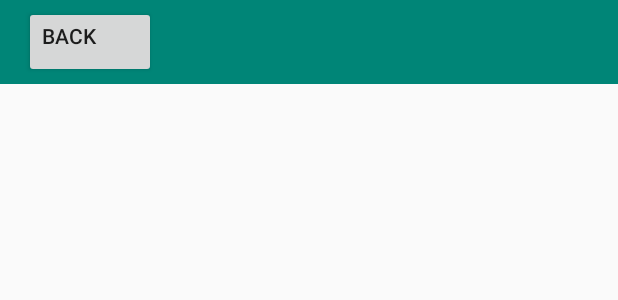
After one commit to Pavel-IT-Courses/HomeTask1, an Android app: the layout activity_edit_contact.xml on its own in the app's theme, with its tools: preview values and no code run, on a phone screen of 412 x 824 dp. The commit adds this screen. Shown: the top 300 px of the screen. Run offline under Robolectric (Android 15) with nearby library versions, the phone set to English and light mode, and no system bars.

Commit message:
EditContactActivity added

```diff
--- a/homework2/build.gradle
+++ b/homework2/build.gradle
@@ -28,6 +28,7 @@ dependencies {
 
     implementation 'androidx.appcompat:appcompat:1.1.0'
     implementation 'androidx.constraintlayout:constraintlayout:1.1.3'
+    implementation 'com.google.android.material:material:1.0.0-beta01'
     testImplementation 'junit:junit:4.12'
     androidTestImplementation 'androidx.test.ext:junit:1.1.1'
     androidTestImplementation 'androidx.test.espresso:espresso-core:3.2.0'
--- /dev/null
+++ b/homework2/src/main/res/layout/activity_edit_contact.xml
@@ -0,0 +1,24 @@
+<?xml version="1.0" encoding="utf-8"?>
+<LinearLayout xmlns:android="http://schemas.android.com/apk/res/android"
+              xmlns:app="http://schemas.android.com/apk/res-auto"
+              xmlns:tools="http://schemas.android.com/tools"
+              android:layout_width="match_parent"
+              android:layout_height="match_parent"
+              android:orientation="vertical"
+              tools:context=".EditContactActivity">
+
+    <include
+            layout="@layout/toolbar_edit"
+            android:id="@+id/toolbar_edit"/>
+
+    <LinearLayout
+            android:layout_width="match_parent"
+            android:layout_height="match_parent"
+            android:orientation="vertical"
+            android:id="@+id/inner_layout">
+
+
+
+    </LinearLayout>
+
+</LinearLayout>
--- /dev/null
+++ b/homework2/src/main/res/layout/toolbar_edit.xml
@@ -0,0 +1,20 @@
+<?xml version="1.0" encoding="utf-8"?>
+<androidx.appcompat.widget.Toolbar xmlns:android="http://schemas.android.com/apk/res/android"
+                                   xmlns:app="http://schemas.android.com/apk/res-auto"
+                                   android:layout_width="match_parent"
+                                   android:layout_height="?attr/actionBarSize"
+                                   android:paddingStart="@dimen/fab_margin"
+                                   android:paddingEnd="@dimen/fab_margin"
+                                   android:paddingTop="4dp"
+                                   android:paddingBottom="4dp"
+                                   style="@style/Toolbar"
+                                   android:orientation="horizontal"
+                                   android:focusableInTouchMode="true">
+    <Button
+            android:layout_width="wrap_content"
+            android:layout_height="match_parent"
+            android:id="@+id/back"
+            android:gravity="start"
+            android:text="back"/>
+
+</androidx.appcompat.widget.Toolbar>
--- a/homework2/src/main/res/values/colors.xml
+++ b/homework2/src/main/res/values/colors.xml
@@ -3,4 +3,5 @@
     <color name="colorPrimary">#008577</color>
     <color name="colorPrimaryDark">#00574B</color>
     <color name="colorAccent">#D81B60</color>
+    <color name="blankSearch">#FFFFFF</color>
 </resources>
--- /dev/null
+++ b/homework2/src/main/res/values/dimens.xml
@@ -0,0 +1,3 @@
+<resources>
+    <dimen name="fab_margin">16dp</dimen>
+</resources>
--- a/homework2/src/main/res/values/styles.xml
+++ b/homework2/src/main/res/values/styles.xml
@@ -12,5 +12,11 @@
 
         <item name="android:background">@color/colorPrimary</item>
     </style>
+    <style name="AppTheme.NoActionBar">
+        <item name="windowActionBar">false</item>
+        <item name="windowNoTitle">true</item>
+    </style>
+    <style name="AppTheme.AppBarOverlay" parent="ThemeOverlay.AppCompat.Dark.ActionBar"/>
+    <style name="AppTheme.PopupOverlay" parent="ThemeOverlay.AppCompat.Light"/>
 
 </resources>
```
Also changed, not shown: homework2/src/main/AndroidManifest.xml (+7 -5 lines), homework2/src/main/java/com/gmail/pavkascool/homework2/ContactBookActivity.java (+33 -3 lines), homework2/src/main/java/com/gmail/pavkascool/homework2/EditContactActivity.java (added, +13 -0 lines), homework2/src/main/java/com/gmail/pavkascool/homework2/Person.java (added, +31 -0 lines), homework2/src/main/res/layout/activity_contact_book.xml (+10 -6 lines), homework2/src/main/res/layout/toolbar_search.xml (added, +24 -0 lines), homework2/src/main/res/values/strings.xml (+4 -3 lines).
